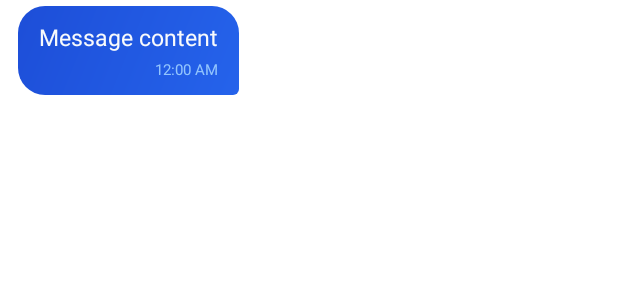
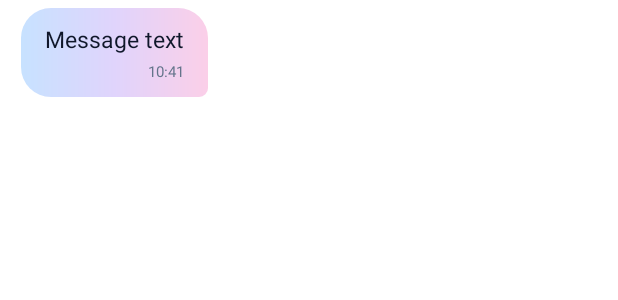
Before and after one commit to JithuxLegend/BlueWave-Chat, an Android app: the layout item_message.xml on its own in the app's theme, with its tools: preview values and no code run, on a phone screen of 412 x 824 dp. Shown: the top 300 px of the screen. Run offline under Robolectric (Android 15) with nearby library versions, the phone set to English and light mode, and no system bars.

Commit message:
Update message layout and styling attributes

```diff
--- a/app/src/main/res/layout/item_message.xml
+++ b/app/src/main/res/layout/item_message.xml
@@ -1,28 +1,28 @@
 <?xml version="1.0" encoding="utf-8"?>
 <LinearLayout xmlns:android="http://schemas.android.com/apk/res/android"
-    android:id="@+id/messageContainer"
+    android:id="@+id/messageRowContainer"
     android:layout_width="match_parent"
     android:layout_height="wrap_content"
     android:orientation="vertical"
-    android:paddingHorizontal="12dp"
-    android:paddingVertical="4dp">
+    android:paddingHorizontal="14dp"
+    android:paddingVertical="5dp">
 
     <LinearLayout
-        android:id="@+id/bubbleLayout"
+        android:id="@+id/bubbleContainer"
         android:layout_width="wrap_content"
         android:layout_height="wrap_content"
-        android:background="@drawable/bg_bubble_sent"
         android:maxWidth="280dp"
+        android:background="@drawable/bg_sent_pastel"
         android:orientation="vertical"
-        android:paddingHorizontal="14dp"
+        android:paddingHorizontal="16dp"
         android:paddingVertical="10dp">
 
         <TextView
             android:id="@+id/messageText"
             android:layout_width="wrap_content"
             android:layout_height="wrap_content"
-            android:text="Message content"
-            android:textColor="#F8FAFC"
+            android:text="Message text"
+            android:textColor="#0F172A"
             android:textSize="15sp" />
 
         <TextView
@@ -31,8 +31,8 @@
             android:layout_height="wrap_content"
             android:layout_gravity="end"
             android:layout_marginTop="4dp"
-            android:text="12:00 AM"
-            android:textColor="#93C5FD"
+            android:text="10:41"
+            android:textColor="#64748B"
             android:textSize="10sp" />
     </LinearLayout>
 
```
